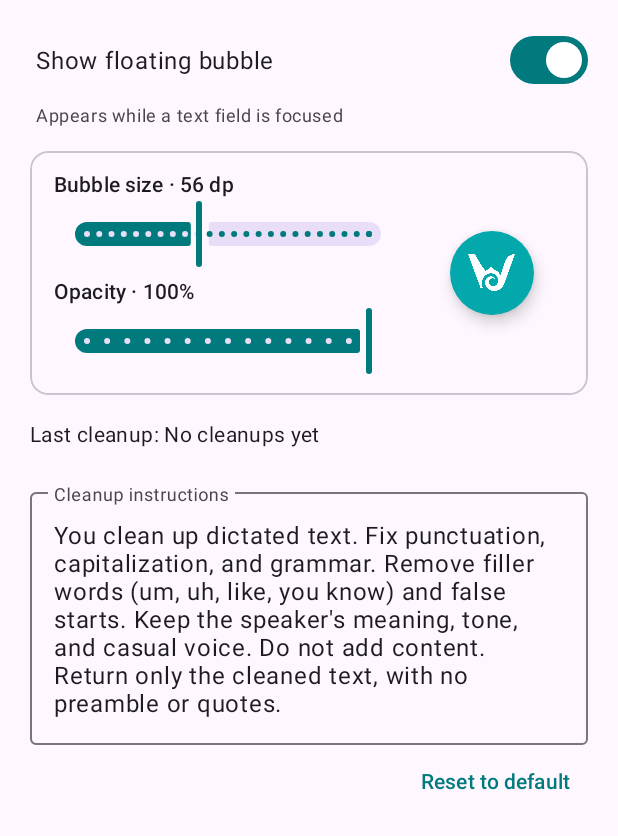
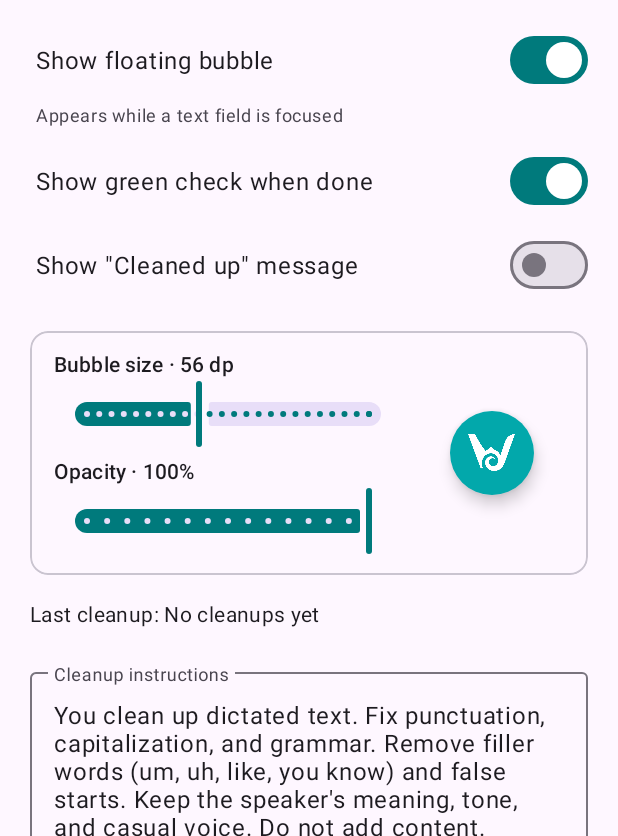
Before and after one commit to tobijeh/Wirlwind, an Android app: the screen it shows after launch (MainActivity), on a phone screen of 412 x 824 dp, the part 400-1236 px from its top. Run offline under Robolectric (Android 15) with nearby library versions, the phone set to English and light mode, and no system bars; 4 statements that could not run were skipped.

Commit message:
Add settings to show or hide the done check and the Cleaned up message
Done check defaults on (current behaviour). Cleaned up message defaults
off, since pop-ups were the complaint.

Co-Authored-By: Claude Opus 5.5 <noreply@anthropic.com>
Claude-Session: https://claude.ai/code/session_015iPVgnDrpLSsnnFGqY5ZRx

```diff
--- a/app/src/main/java/org/wirl/BubbleService.kt
+++ b/app/src/main/java/org/wirl/BubbleService.kt
@@ -211,9 +211,14 @@ class BubbleService : AccessibilityService() {
     }
 
     private fun succeed() {
-        setState(State.DONE)
+        if (prefs.showDoneCheck) {
+            setState(State.DONE)
+            handler.postDelayed(resetDoneRunnable, 1500)
+        } else {
+            setState(State.IDLE)
+        }
+        if (prefs.showDoneMessage) showLabel(getString(R.string.cleaned_banner), 2500)
         prefs.lastResult = "Cleaned up at ${java.text.DateFormat.getTimeInstance().format(java.util.Date())}"
-        handler.postDelayed(resetDoneRunnable, 1500)
         scheduleCheck(0)
     }
 
--- a/app/src/main/java/org/wirl/MainActivity.kt
+++ b/app/src/main/java/org/wirl/MainActivity.kt
@@ -25,6 +25,10 @@ class MainActivity : AppCompatActivity() {
         binding.prompt.setText(prefs.systemPrompt)
         binding.bubbleToggle.isChecked = prefs.bubbleEnabled
         binding.bubbleToggle.setOnCheckedChangeListener { _, checked -> prefs.bubbleEnabled = checked }
+        binding.doneCheckToggle.isChecked = prefs.showDoneCheck
+        binding.doneCheckToggle.setOnCheckedChangeListener { _, checked -> prefs.showDoneCheck = checked }
+        binding.doneMessageToggle.isChecked = prefs.showDoneMessage
+        binding.doneMessageToggle.setOnCheckedChangeListener { _, checked -> prefs.showDoneMessage = checked }
 
         setUpBubbleAppearance()
 
--- a/app/src/main/java/org/wirl/Prefs.kt
+++ b/app/src/main/java/org/wirl/Prefs.kt
@@ -31,6 +31,16 @@ class Prefs(context: Context) {
     var bubbleEnabled: Boolean
         get() = plain.getBoolean(KEY_BUBBLE_ENABLED, true)
         set(value) = plain.edit().putBoolean(KEY_BUBBLE_ENABLED, value).apply()
+
+    /** Briefly turn the bubble green with a check when a cleanup finishes. */
+    var showDoneCheck: Boolean
+        get() = plain.getBoolean(KEY_SHOW_DONE_CHECK, true)
+        set(value) = plain.edit().putBoolean(KEY_SHOW_DONE_CHECK, value).apply()
+
+    /** Show the "Cleaned up · Hold bubble to undo." message when a cleanup finishes. */
+    var showDoneMessage: Boolean
+        get() = plain.getBoolean(KEY_SHOW_DONE_MESSAGE, false)
+        set(value) = plain.edit().putBoolean(KEY_SHOW_DONE_MESSAGE, value).apply()
 
     var systemPrompt: String
         get() = plain.getString(KEY_PROMPT, null)?.takeIf { it.isNotBlank() } ?: DEFAULT_PROMPT
@@ -70,6 +80,8 @@ class Prefs(context: Context) {
         const val KEY_BUBBLE_SIZE = "bubble_size_dp"
         const val KEY_BUBBLE_OPACITY = "bubble_opacity"
         const val KEY_LAST_RESULT = "last_result"
+        const val KEY_SHOW_DONE_CHECK = "show_done_check"
+        const val KEY_SHOW_DONE_MESSAGE = "show_done_message"
 
         const val MIN_BUBBLE_SIZE_DP = 40
         const val MAX_BUBBLE_SIZE_DP = 80
--- a/app/src/main/res/layout/activity_main.xml
+++ b/app/src/main/res/layout/activity_main.xml
@@ -109,6 +109,25 @@
             android:text="@string/bubble_toggle_summary"
             android:textAppearance="?attr/textAppearanceBodySmall" />
 
+        <com.google.android.material.materialswitch.MaterialSwitch
+            android:id="@+id/doneCheckToggle"
+            android:layout_width="match_parent"
+            android:layout_height="wrap_content"
+            android:layout_marginTop="8dp"
+            android:minHeight="56dp"
+            android:paddingStart="4dp"
+            android:text="@string/done_check_toggle"
+            android:textAppearance="?attr/textAppearanceBodyLarge" />
+
+        <com.google.android.material.materialswitch.MaterialSwitch
+            android:id="@+id/doneMessageToggle"
+            android:layout_width="match_parent"
+            android:layout_height="wrap_content"
+            android:minHeight="56dp"
+            android:paddingStart="4dp"
+            android:text="@string/done_message_toggle"
+            android:textAppearance="?attr/textAppearanceBodyLarge" />
+
         <!-- Bubble appearance -->
         <com.google.android.material.card.MaterialCardView
             style="@style/Widget.Material3.CardView.Outlined"
--- a/app/src/main/res/values/strings.xml
+++ b/app/src/main/res/values/strings.xml
@@ -13,6 +13,8 @@
     <string name="accessibility_off">Not enabled. Open settings, find Wirl, and turn it on.</string>
     <string name="open_settings">Open settings</string>
     <string name="bubble_toggle">Show floating bubble</string>
+    <string name="done_check_toggle">Show green check when done</string>
+    <string name="done_message_toggle">Show \"Cleaned up\" message</string>
     <string name="bubble_toggle_summary">Appears while a text field is focused</string>
     <string name="bubble_size">Bubble size</string>
     <string name="bubble_size_value">Bubble size · %1$d dp</string>
```
